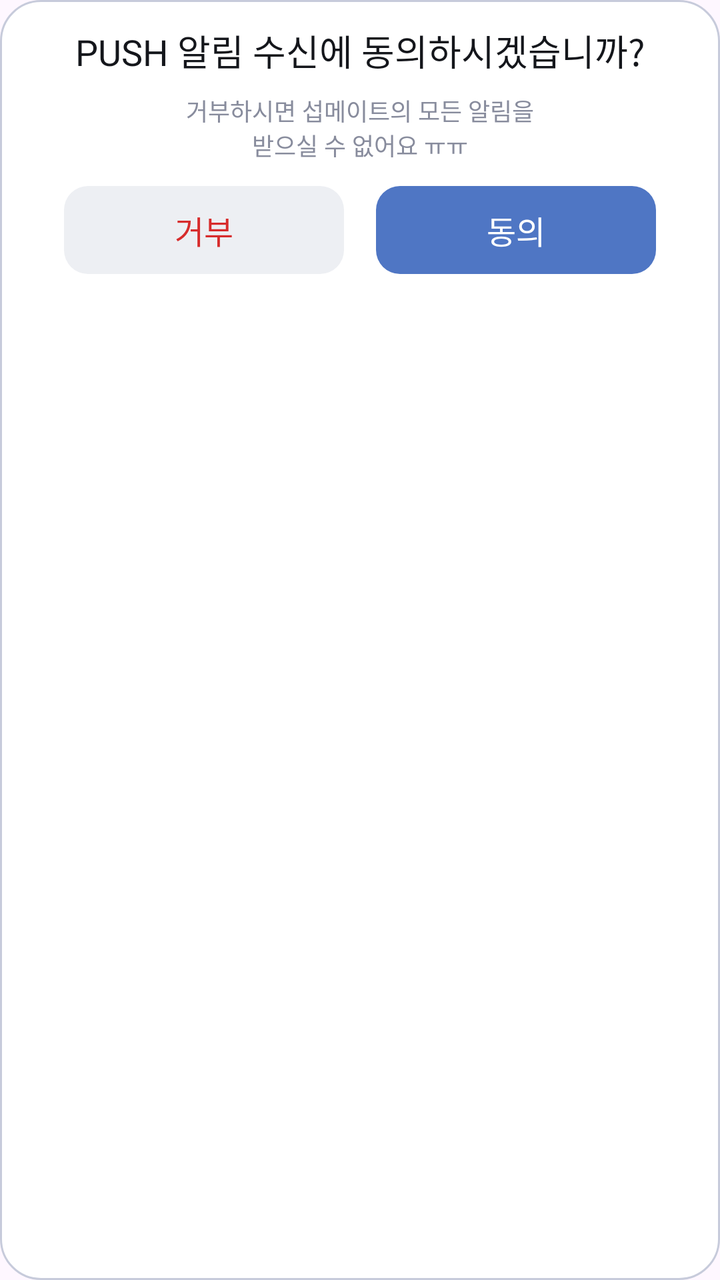
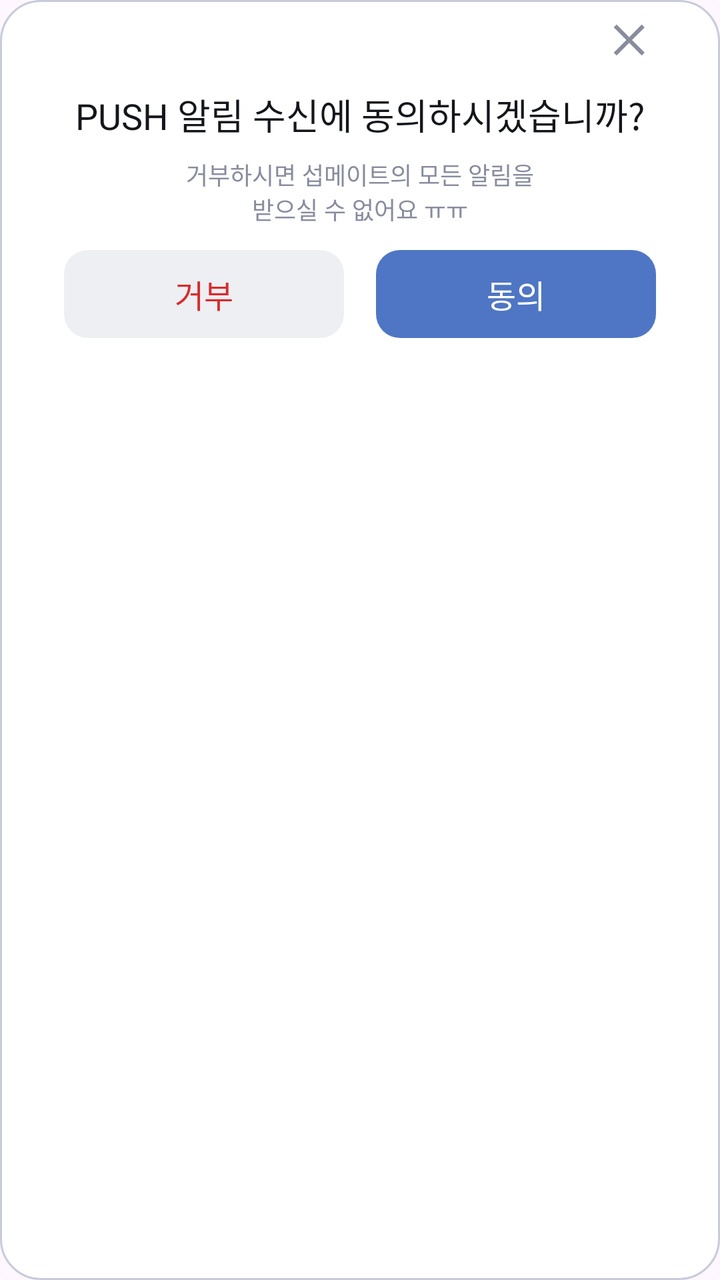

An Android layout rendered at two revisions. The XML below is the earlier revision; the diff shows what the commit changed to produce the second picture.
<!-- AndroidManifest.xml: application theme Theme.Submate -->
<!-- res/layout/modal_push.xml -->
<?xml version="1.0" encoding="utf-8"?>
<LinearLayout xmlns:android="http://schemas.android.com/apk/res/android" android:layout_width="380dp" android:layout_height="200dp" android:background="@drawable/bg_modal" android:gravity="center_horizontal" android:orientation="vertical" android:paddingStart="32dp" android:paddingEnd="32dp">
    <TextView android:layout_width="match_parent" android:layout_height="wrap_content" android:layout_marginTop="12dp" android:text="PUSH 알림 수신에 동의하시겠습니까?" android:textColor="@color/appblack" android:gravity="center" style="@style/typo_body_m1" />
    <TextView android:layout_width="wrap_content" android:layout_height="wrap_content" android:layout_marginTop="8dp" android:gravity="center" android:text="거부하시면 섭메이트의 모든 알림을\n받으실 수 없어요 ㅠㅠ" android:textColor="@color/gray500" style="@style/typo_cap_r1" />
    <LinearLayout android:layout_width="match_parent" android:layout_height="44dp" android:layout_marginTop="12dp" android:orientation="horizontal">
        <TextView android:id="@+id/modal_reject" android:layout_width="0dp" android:layout_height="match_parent" android:layout_weight="1" android:background="@drawable/bg_modal_reject" android:clickable="true" android:focusable="true" android:gravity="center" android:text="거부" android:textColor="@color/error800" style="@style/typo_body_b2" />
        <Space android:layout_width="16dp" android:layout_height="match_parent" />
        <TextView android:id="@+id/modal_agree" android:layout_width="0dp" android:layout_height="match_parent" android:layout_weight="1" android:background="@drawable/bg_modal_agree" android:clickable="true" android:focusable="true" android:gravity="center" android:text="동의" android:textColor="@color/appwhite" style="@style/typo_body_b2" />
    </LinearLayout>
</LinearLayout>
<!-- resources referenced by this layout -->
<resources>
  <color name="appblack">#14161B</color>
  <color name="appwhite">#FFFFFF</color>
  <color name="error800">#D72C2C</color>
  <color name="gray500">#888C9D</color>
  <!-- drawable bg_modal (drawable) -->
  <?xml version="1.0" encoding="utf-8"?>
  <shape xmlns:android="http://schemas.android.com/apk/res/android" android:shape="rectangle">
      <solid android:color="@color/appwhite" />
      <stroke android:width="1dp" android:color="@color/gray300" />
      <corners android:radius="20dp" />
  </shape>
  <!-- drawable bg_modal_agree (drawable) -->
  <?xml version="1.0" encoding="utf-8"?>
  <shape xmlns:android="http://schemas.android.com/apk/res/android" android:shape="rectangle">
      <solid android:color="@color/pri700" />
      <corners android:radius="12dp" />
  </shape>
  <!-- drawable bg_modal_reject (drawable) -->
  <?xml version="1.0" encoding="utf-8"?>
  <shape xmlns:android="http://schemas.android.com/apk/res/android" android:shape="rectangle">
      <solid android:color="@color/gray100" />
      <corners android:radius="12dp" />
  </shape>
  <style name="typo_body_b2"><item name="android:fontFamily">@font/pretendard_bold</item><item name="android:textSize">16sp</item></style>
  <style name="typo_body_m1"><item name="android:fontFamily">@font/pretendard_medium</item><item name="android:textSize">18sp</item></style>
  <style name="typo_cap_r1"><item name="android:fontFamily">@font/pretendard_regular</item><item name="android:textSize">12sp</item></style>
  <style name="Theme.Submate" parent="Base.Theme.Submate" />
  <color name="gray300">#C7CBDB</color>
  <color name="pri700">#4F76C4</color>
  <color name="gray100">#EDEFF3</color>
  <style name="Base.Theme.Submate" parent="Theme.Material3.DayNight.NoActionBar">
          
          
      </style>
</resources>

<!-- the commit's change to res/layout/modal_push.xml (unified diff, before → after) -->
@@ -1,5 +1,6 @@
 <?xml version="1.0" encoding="utf-8"?>
 <LinearLayout xmlns:android="http://schemas.android.com/apk/res/android" android:layout_width="380dp" android:layout_height="200dp" android:background="@drawable/bg_modal" android:gravity="center_horizontal" android:orientation="vertical" android:paddingStart="32dp" android:paddingEnd="32dp">
+    <ImageView android:id="@+id/modal_close" android:layout_width="24dp" android:layout_height="24dp" android:layout_gravity="end" android:layout_marginTop="8dp" android:contentDescription="닫기" android:clickable="true" android:focusable="true" android:src="@drawable/ic_modal_close" />
     <TextView android:layout_width="match_parent" android:layout_height="wrap_content" android:layout_marginTop="12dp" android:text="PUSH 알림 수신에 동의하시겠습니까?" android:textColor="@color/appblack" android:gravity="center" style="@style/typo_body_m1" />
     <TextView android:layout_width="wrap_content" android:layout_height="wrap_content" android:layout_marginTop="8dp" android:gravity="center" android:text="거부하시면 섭메이트의 모든 알림을\n받으실 수 없어요 ㅠㅠ" android:textColor="@color/gray500" style="@style/typo_cap_r1" />
     <LinearLayout android:layout_width="match_parent" android:layout_height="44dp" android:layout_marginTop="12dp" android:orientation="horizontal">
<!-- resource entries referenced after the edit -->
@@ -23,6 +23,11 @@
       <solid android:color="@color/gray100" />
       <corners android:radius="12dp" />
   </shape>
+  <!-- drawable ic_modal_close (drawable) -->
+  <?xml version="1.0" encoding="utf-8"?>
+  <vector xmlns:android="http://schemas.android.com/apk/res/android" android:width="24dp" android:height="24dp" android:viewportWidth="24" android:viewportHeight="24">
+      <path android:fillColor="@color/gray500" android:pathData="M18.3,5.71L12,12l6.3,6.29 -1.41,1.42L10.59,13.41 4.29,19.71 2.88,18.3 9.17,12 2.88,5.7 4.29,4.29 10.59,10.59 16.89,4.29z" />
+  </vector>
   <style name="typo_body_b2"><item name="android:fontFamily">@font/pretendard_bold</item><item name="android:textSize">16sp</item></style>
   <style name="typo_body_m1"><item name="android:fontFamily">@font/pretendard_medium</item><item name="android:textSize">18sp</item></style>
   <style name="typo_cap_r1"><item name="android:fontFamily">@font/pretendard_regular</item><item name="android:textSize">12sp</item></style>
